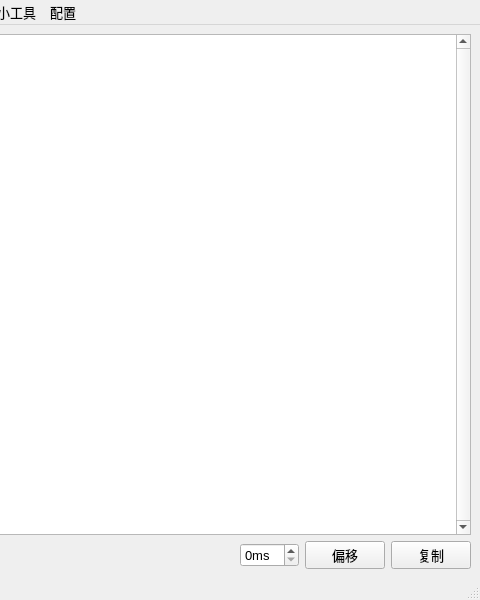
First picture: the form in src/dialogs/MainWindow.ui, repository ranhengzhang/c-ttml-trans-tool, before the edit; both pictures show x 320 to 800 and y 0 to 600 of the 800 by 600 pixel window.
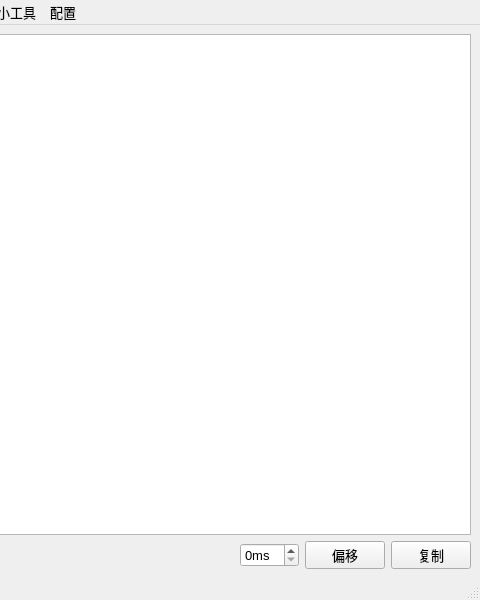
Second picture: the form after the edit. Custom widgets are drawn as their Qt base class.

Commit message:
feat(ui): Add new menu actions and improve scroll bar behavior
- Add "翻译/音译转逐行" menu action for translation/transliteration conversion
- Add "预览页面" menu action for preview functionality
- Change vertical scroll bar policy from ScrollBarAlwaysOn to ScrollBarAsNeeded
- Revert Qt::Orientation namespace usage for compatibility
- Update enum references for better Qt version compatibility

Diff of the .ui file:
```diff
--- a/src/dialogs/MainWindow.ui
+++ b/src/dialogs/MainWindow.ui
@@ -76,7 +76,7 @@
        </font>
       </property>
       <property name="verticalScrollBarPolicy">
-       <enum>Qt::ScrollBarPolicy::ScrollBarAlwaysOn</enum>
+       <enum>Qt::ScrollBarAsNeeded</enum>
       </property>
       <property name="horizontalScrollBarPolicy">
        <enum>Qt::ScrollBarPolicy::ScrollBarAlwaysOff</enum>
```
Left out of the diff: 16 changed lines with no effect on the pictures.
